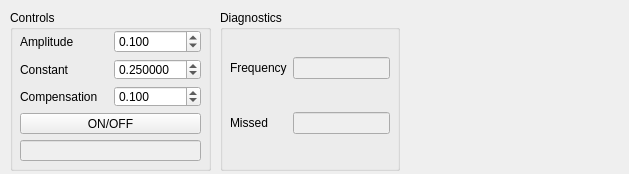
Old version of the form flippr.ui in the repository gcassella/flippr.
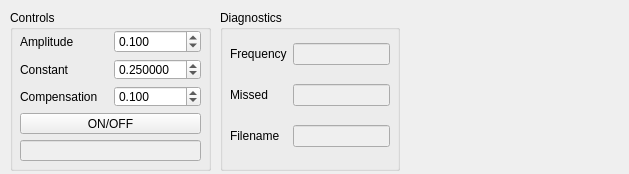
New version of the form.

Patch:
```diff
--- a/flippr.ui
+++ b/flippr.ui
@@ -166,6 +166,13 @@
         </property>
        </widget>
       </item>
+      <item row="1" column="1">
+       <widget class="QLineEdit" name="missed_lineedit">
+        <property name="enabled">
+         <bool>false</bool>
+        </property>
+       </widget>
+      </item>
       <item row="0" column="1">
        <widget class="QLineEdit" name="freq_lineedit">
         <property name="enabled">
@@ -183,8 +190,15 @@
         </property>
        </widget>
       </item>
-      <item row="1" column="1">
-       <widget class="QLineEdit" name="missed_lineedit">
+      <item row="2" column="0">
+       <widget class="QLabel" name="filename_label">
+        <property name="text">
+         <string>Filename</string>
+        </property>
+       </widget>
+      </item>
+      <item row="2" column="1">
+       <widget class="QLineEdit" name="filename_lineedit">
         <property name="enabled">
          <bool>false</bool>
         </property>
```
